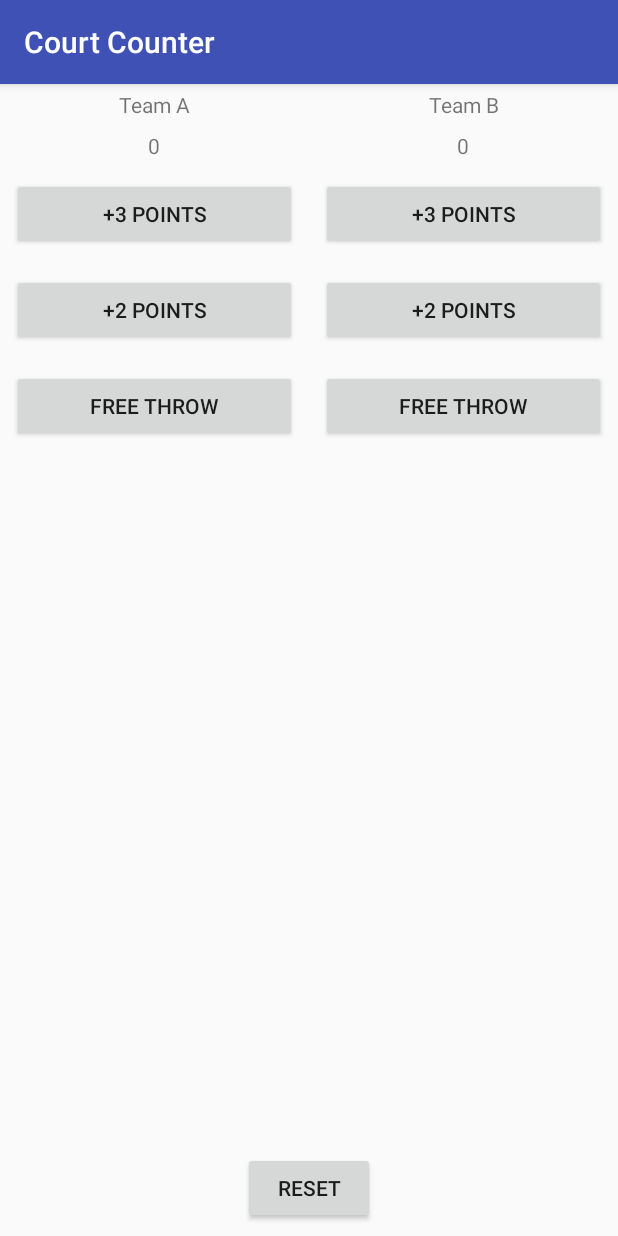
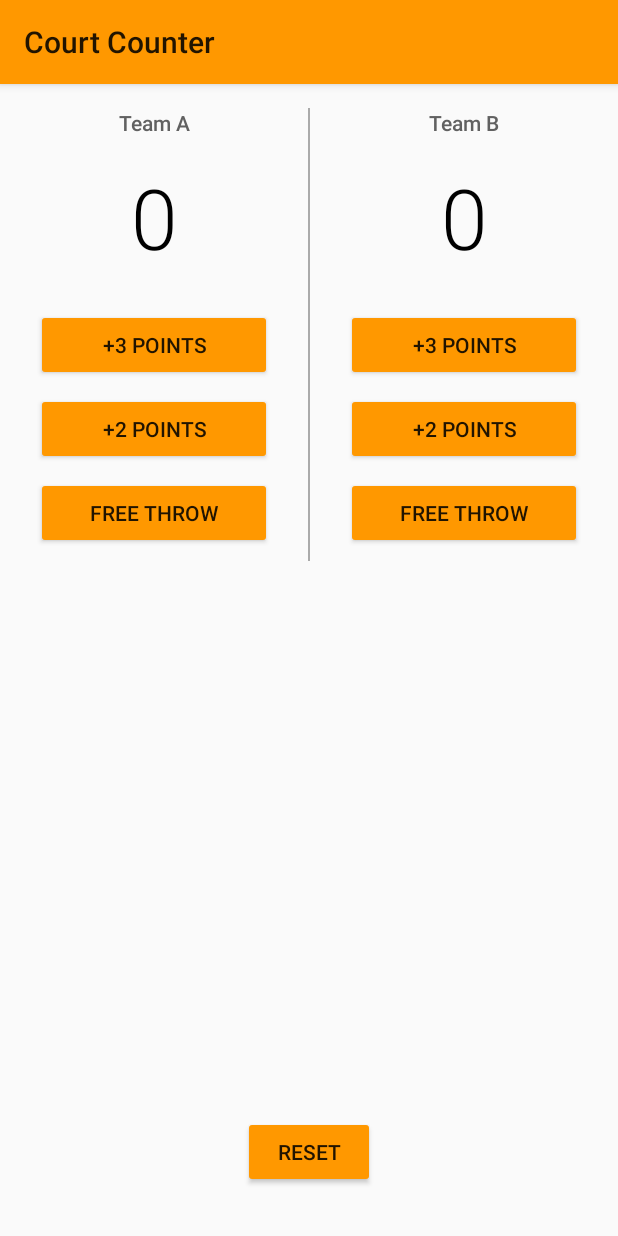
Before and after one commit to hgallop/CourtCounter, an Android app: the screen it shows after launch (MainActivity), on a phone screen of 412 x 824 dp. Run offline under Robolectric (Android 15) with nearby library versions, the phone set to English and light mode, and no system bars.

Commit message:
Add styling to project. Adjust layout to match desired result.

```diff
--- a/app/src/main/java/com/example/android/courtcounter/MainActivity.java
+++ b/app/src/main/java/com/example/android/courtcounter/MainActivity.java
@@ -16,6 +16,9 @@ public class MainActivity extends AppCompatActivity {
         setContentView(R.layout.activity_main);
     }
 
+    /**
+     * Resets both scores to 0
+     */
     public void resetAll(View view) {
         scoreTeamA = 0;
         scoreTeamB = 0;
--- a/app/src/main/res/layout/activity_main.xml
+++ b/app/src/main/res/layout/activity_main.xml
@@ -7,7 +7,7 @@
 
     <LinearLayout
         android:layout_width="match_parent"
-        android:layout_height="match_parent"
+        android:layout_height="wrap_content"
         android:baselineAligned="false">
 
         <LinearLayout
@@ -19,41 +19,59 @@
             <TextView
                 android:layout_width="match_parent"
                 android:layout_height="wrap_content"
+                android:layout_margin="@dimen/margin"
+                android:fontFamily="sans-serif-medium"
                 android:gravity="center"
-                android:padding="@dimen/pad"
-                android:text="@string/teama" />
+                android:text="@string/teama"
+                android:textColor="@color/team"
+                android:textSize="@dimen/team" />
 
             <TextView
                 android:id="@+id/team_a_score"
                 android:layout_width="match_parent"
                 android:layout_height="wrap_content"
+                android:layout_marginBottom="@dimen/marginbottom"
+                android:fontFamily="sans-serif-light"
                 android:gravity="center"
-                android:padding="@dimen/pad"
-                android:text="@string/score" />
+                android:text="@string/score"
+                android:textColor="@color/score"
+                android:textSize="@dimen/score" />
 
             <Button
                 android:layout_width="match_parent"
                 android:layout_height="wrap_content"
-                android:layout_margin="@dimen/margin"
+                android:layout_marginLeft="@dimen/buttonsides"
+                android:layout_marginRight="@dimen/buttonsides"
                 android:onClick="threePointsA"
                 android:text="@string/point3" />
 
             <Button
                 android:layout_width="match_parent"
                 android:layout_height="wrap_content"
-                android:layout_margin="@dimen/margin"
+                android:layout_marginLeft="@dimen/buttonsides"
+                android:layout_marginRight="@dimen/buttonsides"
+                android:layout_marginTop="@dimen/buttonmargin"
                 android:onClick="twoPointsA"
                 android:text="@string/point2" />
 
             <Button
                 android:layout_width="match_parent"
                 android:layout_height="wrap_content"
-                android:layout_margin="@dimen/margin"
+                android:layout_marginBottom="@dimen/buttonmargin"
+                android:layout_marginLeft="@dimen/buttonsides"
+                android:layout_marginRight="@dimen/buttonsides"
+                android:layout_marginTop="@dimen/buttonmargin"
                 android:onClick="onePointA"
                 android:text="@string/free" />
 
 
         </LinearLayout>
+
+        <View
+            android:layout_width="@dimen/bar"
+            android:layout_height="match_parent"
+            android:layout_marginTop="@dimen/margin"
+            android:background="@android:color/darker_gray" />
 
         <LinearLayout
             android:layout_width="@dimen/none"
@@ -64,36 +82,48 @@
             <TextView
                 android:layout_width="match_parent"
                 android:layout_height="wrap_content"
+                android:layout_margin="@dimen/margin"
+                android:fontFamily="sans-serif-medium"
                 android:gravity="center"
-                android:padding="@dimen/pad"
-                android:text="@string/teamb" />
+                android:text="@string/teamb"
+                android:textColor="@color/team"
+                android:textSize="@dimen/team" />
 
             <TextView
                 android:id="@+id/team_b_score"
                 android:layout_width="match_parent"
                 android:layout_height="wrap_content"
+                android:layout_marginBottom="@dimen/marginbottom"
+                android:fontFamily="sans-serif-light"
                 android:gravity="center"
-                android:padding="@dimen/pad"
-                android:text="@string/score" />
+                android:text="@string/score"
+                android:textColor="@color/score"
+                android:textSize="@dimen/score" />
 
             <Button
                 android:layout_width="match_parent"
                 android:layout_height="wrap_content"
-                android:layout_margin="@dimen/margin"
+                android:layout_marginLeft="@dimen/buttonsides"
+                android:layout_marginRight="@dimen/buttonsides"
                 android:onClick="threePointsB"
                 android:text="@string/point3" />
 
             <Button
                 android:layout_width="match_parent"
                 android:layout_height="wrap_content"
-                android:layout_margin="@dimen/margin"
+                android:layout_marginLeft="@dimen/buttonsides"
+                android:layout_marginRight="@dimen/buttonsides"
+                android:layout_marginTop="@dimen/buttonmargin"
                 android:onClick="twoPointsB"
                 android:text="@string/point2" />
 
             <Button
                 android:layout_width="match_parent"
                 android:layout_height="wrap_content"
-                android:layout_margin="@dimen/margin"
+                android:layout_marginBottom="@dimen/buttonmargin"
+                android:layout_marginLeft="@dimen/buttonsides"
+                android:layout_marginRight="@dimen/buttonsides"
+                android:layout_marginTop="@dimen/buttonmargin"
                 android:onClick="onePointB"
                 android:text="@string/free" />
 
@@ -106,7 +136,7 @@
         android:layout_height="wrap_content"
         android:layout_alignParentBottom="true"
         android:layout_centerHorizontal="true"
-        android:layout_margin="@dimen/margin"
+        android:layout_marginBottom="@dimen/reset"
         android:onClick="resetAll"
         android:text="@string/reset" />
 
--- a/app/src/main/res/values/colors.xml
+++ b/app/src/main/res/values/colors.xml
@@ -1,6 +1,8 @@
 <?xml version="1.0" encoding="utf-8"?>
 <resources>
-    <color name="colorPrimary">#3F51B5</color>
-    <color name="colorPrimaryDark">#303F9F</color>
-    <color name="colorAccent">#FF4081</color>
+    <color name="colorPrimary">#01579B</color>
+    <color name="colorPrimaryDark">#00092D</color>
+    <color name="colorAccent">#E03A3E</color>
+    <color name="team">#616161</color>
+    <color name="score">#000000</color>
 </resources>
--- a/app/src/main/res/values/dimen.xml
+++ b/app/src/main/res/values/dimen.xml
@@ -1,6 +1,12 @@
 <?xml version="1.0" encoding="utf-8"?>
 <resources>
-    <dimen name="pad">4dp</dimen>
-    <dimen name="margin">8dp</dimen>
+    <dimen name="buttonmargin">8dp</dimen>
+    <dimen name="buttonsides">24dp</dimen>
+    <dimen name="margin">16dp</dimen>
+    <dimen name="marginbottom">24dp</dimen>
     <dimen name="none">0dp</dimen>
+    <dimen name="bar">1dp</dimen>
+    <dimen name="team">14sp</dimen>
+    <dimen name="score">56sp</dimen>
+    <dimen name="reset">32dp</dimen>
 </resources>
--- a/app/src/main/res/values/styles.xml
+++ b/app/src/main/res/values/styles.xml
@@ -1,11 +1,9 @@
 <resources>
-
     <!-- Base application theme. -->
-    <style name="AppTheme" parent="Theme.AppCompat.Light.DarkActionBar">
-        <!-- Customize your theme here. -->
-        <item name="colorPrimary">@color/colorPrimary</item>
-        <item name="colorPrimaryDark">@color/colorPrimaryDark</item>
-        <item name="colorAccent">@color/colorAccent</item>
+    <style name="AppTheme" parent="Theme.AppCompat.Light">
+        <!-- Primary theme color of the app (sets background color of app bar) -->
+        <item name="colorPrimary">#FF9800</item>
+        <!-- Background color of buttons in the app -->
+        <item name="colorButtonNormal">#FF9800</item>
     </style>
-
 </resources>
```
